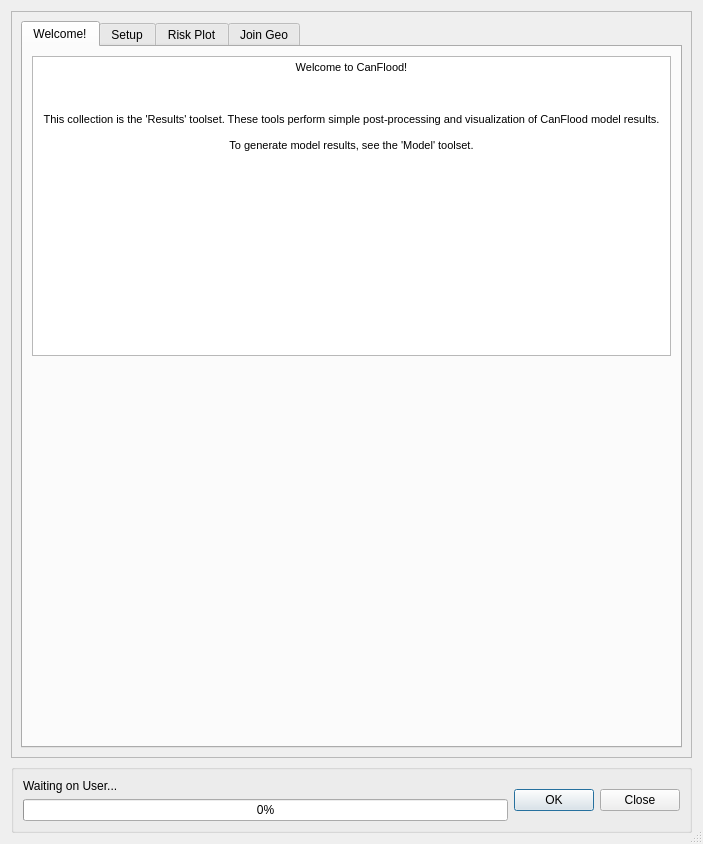
The window that canflood/results/results.ui (NRCan/CanFlood) describes before a commit, drawn with Qt 5.
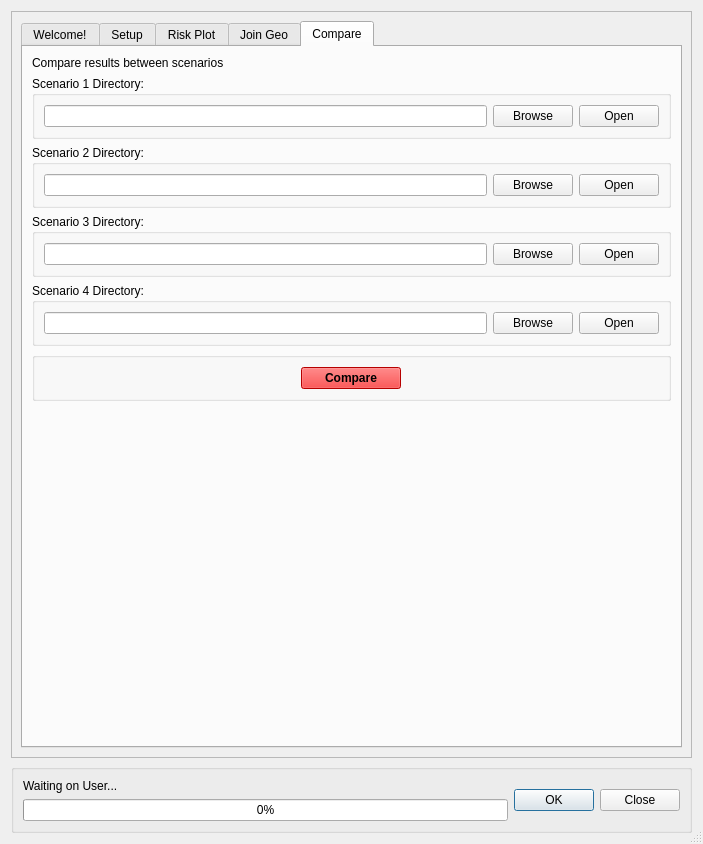
The same window after the commit. The open tabs and pages were chosen to show the change. Icons and pictures are not drawn. Custom widgets are drawn as their Qt base class.

Diff of the .ui file:
```diff
--- a/canflood/results/results.ui
+++ b/canflood/results/results.ui
@@ -1329,6 +1329,620 @@
            </item>
           </layout>
          </widget>
+         <widget class="QWidget" name="tab_Compare">
+          <attribute name="title">
+           <string>Compare</string>
+          </attribute>
+          <layout class="QVBoxLayout" name="verticalLayout_6">
+           <item>
+            <widget class="QLabel" name="label_7">
+             <property name="text">
+              <string>Compare results between scenarios</string>
+             </property>
+            </widget>
+           </item>
+           <item>
+            <widget class="QGroupBox" name="groupBox_Co_s1">
+             <property name="sizePolicy">
+              <sizepolicy hsizetype="Preferred" vsizetype="Fixed">
+               <horstretch>0</horstretch>
+               <verstretch>0</verstretch>
+              </sizepolicy>
+             </property>
+             <property name="title">
+              <string>Scenario 1 Directory:</string>
+             </property>
+             <layout class="QVBoxLayout" name="_4">
+              <item>
+               <layout class="QHBoxLayout" name="_9">
+                <item>
+                 <widget class="QLineEdit" name="lineEdit_C_dir"/>
+                </item>
+                <item>
+                 <widget class="QPushButton" name="pushButton_C_browse">
+                  <property name="text">
+                   <string>Browse</string>
+                  </property>
+                 </widget>
+                </item>
+                <item>
+                 <widget class="QPushButton" name="pushButton_C_open">
+                  <property name="text">
+                   <string>Open</string>
+                  </property>
+                 </widget>
+                </item>
+               </layout>
+              </item>
+             </layout>
+            </widget>
+           </item>
+           <item>
+            <widget class="QGroupBox" name="groupBox_Co_s1_2">
+             <property name="sizePolicy">
+              <sizepolicy hsizetype="Preferred" vsizetype="Fixed">
+               <horstretch>0</horstretch>
+               <verstretch>0</verstretch>
+              </sizepolicy>
+             </property>
+             <property name="title">
+              <string>Scenario 2 Directory:</string>
+             </property>
+             <layout class="QVBoxLayout" name="_5">
+              <item>
+               <layout class="QHBoxLayout" name="_10">
+                <item>
+                 <widget class="QLineEdit" name="lineEdit_C_dir_2"/>
+                </item>
+                <item>
+                 <widget class="QPushButton" name="pushButton_C_browse_2">
+                  <property name="text">
+                   <string>Browse</string>
+                  </property>
+                 </widget>
+                </item>
+                <item>
+                 <widget class="QPushButton" name="pushButton_C_open_2">
+                  <property name="text">
+                   <string>Open</string>
+                  </property>
+                 </widget>
+                </item>
+               </layout>
+              </item>
+             </layout>
+            </widget>
+           </item>
+           <item>
+            <widget class="QGroupBox" name="groupBox_Co_s1_3">
+             <property name="sizePolicy">
+              <sizepolicy hsizetype="Preferred" vsizetype="Fixed">
+               <horstretch>0</horstretch>
+               <verstretch>0</verstretch>
+              </sizepolicy>
+             </property>
+             <property name="title">
+              <string>Scenario 3 Directory:</string>
+             </property>
+             <layout class="QVBoxLayout" name="_11">
+              <item>
+               <layout class="QHBoxLayout" name="_12">
+                <item>
+                 <widget class="QLineEdit" name="lineEdit_C_dir_3"/>
+                </item>
+                <item>
+                 <widget class="QPushButton" name="pushButton_C_browse_3">
+                  <property name="text">
+                   <string>Browse</string>
+                  </property>
+                 </widget>
+                </item>
+                <item>
+                 <widget class="QPushButton" name="pushButton_C_open_3">
+                  <property name="text">
+                   <string>Open</string>
+                  </property>
+                 </widget>
+                </item>
+               </layout>
+              </item>
+             </layout>
+            </widget>
+           </item>
+           <item>
+            <widget class="QGroupBox" name="groupBox_Co_s1_4">
+             <property name="sizePolicy">
+              <sizepolicy hsizetype="Preferred" vsizetype="Fixed">
+               <horstretch>0</horstretch>
+               <verstretch>0</verstretch>
+              </sizepolicy>
+             </property>
+             <property name="title">
+              <string>Scenario 4 Directory:</string>
+             </property>
+             <layout class="QVBoxLayout" name="_13">
+              <item>
+               <layout class="QHBoxLayout" name="_14">
+                <item>
+                 <widget class="QLineEdit" name="lineEdit_C_dir_4"/>
+                </item>
+                <item>
+                 <widget class="QPushButton" name="pushButton_C_browse_4">
+                  <property name="text">
+                   <string>Browse</string>
+                  </property>
+                 </widget>
+                </item>
+                <item>
+                 <widget class="QPushButton" name="pushButton_C_open_4">
+                  <property name="text">
+                   <string>Open</string>
+                  </property>
+                 </widget>
+                </item>
+               </layout>
+              </item>
+             </layout>
+            </widget>
+           </item>
+           <item>
+            <widget class="QGroupBox" name="groupBox_8">
+             <property name="title">
+              <string/>
+             </property>
+             <layout class="QGridLayout" name="gridLayout_8">
+              <item row="0" column="0">
+               <widget class="QPushButton" name="pushButton_RP_plot_2">
+                <property name="maximumSize">
+                 <size>
+                  <width>100</width>
+                  <height>16777215</height>
+                 </size>
+                </property>
+                <property name="palette">
+                 <palette>
+                  <active>
+                   <colorrole role="WindowText">
+                    <brush brushstyle="SolidPattern">
+                     <color alpha="255">
+                      <red>0</red>
+                      <green>0</green>
+                      <blue>0</blue>
+                     </color>
+                    </brush>
+                   </colorrole>
+                   <colorrole role="Button">
+                    <brush brushstyle="SolidPattern">
+                     <color alpha="255">
+                      <red>255</red>
+                      <green>0</green>
+                      <blue>0</blue>
+                     </color>
+                    </brush>
+                   </colorrole>
+                   <colorrole role="Light">
+                    <brush brushstyle="SolidPattern">
+                     <color alpha="255">
+                      <red>255</red>
+                      <green>127</green>
+                      <blue>127</blue>
+                     </color>
+                    </brush>
+                   </colorrole>
+                   <colorrole role="Midlight">
+                    <brush brushstyle="SolidPattern">
+                     <color alpha="255">
+                      <red>255</red>
+                      <green>63</green>
+                      <blue>63</blue>
+                     </color>
+                    </brush>
+                   </colorrole>
+                   <colorrole role="Dark">
+                    <brush brushstyle="SolidPattern">
+                     <color alpha="255">
+                      <red>127</red>
+                      <green>0</green>
+                      <blue>0</blue>
+                     </color>
+                    </brush>
+                   </colorrole>
+                   <colorrole role="Mid">
+                    <brush brushstyle="SolidPattern">
+                     <color alpha="255">
+                      <red>170</red>
+                      <green>0</green>
+                      <blue>0</blue>
+                     </color>
+                    </brush>
+                   </colorrole>
+                   <colorrole role="Text">
+                    <brush brushstyle="SolidPattern">
+                     <color alpha="255">
+                      <red>0</red>
+                      <green>0</green>
+                      <blue>0</blue>
+                     </color>
+                    </brush>
+                   </colorrole>
+                   <colorrole role="BrightText">
+                    <brush brushstyle="SolidPattern">
+                     <color alpha="255">
+                      <red>255</red>
+                      <green>255</green>
+                      <blue>255</blue>
+                     </color>
+                    </brush>
+                   </colorrole>
+                   <colorrole role="ButtonText">
+                    <brush brushstyle="SolidPattern">
+                     <color alpha="255">
+                      <red>0</red>
+                      <green>0</green>
+                      <blue>0</blue>
+                     </color>
+                    </brush>
+                   </colorrole>
+                   <colorrole role="Base">
+                    <brush brushstyle="SolidPattern">
+                     <color alpha="255">
+                      <red>255</red>
+                      <green>255</green>
+                      <blue>255</blue>
+                     </color>
+                    </brush>
+                   </colorrole>
+                   <colorrole role="Window">
+                    <brush brushstyle="SolidPattern">
+                     <color alpha="255">
+                      <red>255</red>
+                      <green>0</green>
+                      <blue>0</blue>
+                     </color>
+                    </brush>
+                   </colorrole>
+                   <colorrole role="Shadow">
+                    <brush brushstyle="SolidPattern">
+                     <color alpha="255">
+                      <red>0</red>
+                      <green>0</green>
+                      <blue>0</blue>
+                     </color>
+                    </brush>
+                   </colorrole>
+                   <colorrole role="AlternateBase">
+                    <brush brushstyle="SolidPattern">
+                     <color alpha="255">
+                      <red>255</red>
+                      <green>127</green>
+                      <blue>127</blue>
+                     </color>
+                    </brush>
+                   </colorrole>
+                   <colorrole role="ToolTipBase">
+                    <brush brushstyle="SolidPattern">
+                     <color alpha="255">
+                      <red>255</red>
+                      <green>255</green>
+                      <blue>220</blue>
+                     </color>
+                    </brush>
+                   </colorrole>
+                   <colorrole role="ToolTipText">
+                    <brush brushstyle="SolidPattern">
+                     <color alpha="255">
+                      <red>0</red>
+                      <green>0</green>
+                      <blue>0</blue>
+                     </color>
+                    </brush>
+                   </colorrole>
+                  </active>
+                  <inactive>
+                   <colorrole role="WindowText">
+                    <brush brushstyle="SolidPattern">
+                     <color alpha="255">
+                      <red>0</red>
+                      <green>0</green>
+                      <blue>0</blue>
+                     </color>
+                    </brush>
+                   </colorrole>
+                   <colorrole role="Button">
+                    <brush brushstyle="SolidPattern">
+                     <color alpha="255">
+                      <red>255</red>
+                      <green>0</green>
+                      <blue>0</blue>
+                     </color>
+                    </brush>
+                   </colorrole>
+                   <colorrole role="Light">
+                    <brush brushstyle="SolidPattern">
+                     <color alpha="255">
+                      <red>255</red>
+                      <green>127</green>
+                      <blue>127</blue>
+                     </color>
+                    </brush>
+                   </colorrole>
+                   <colorrole role="Midlight">
+                    <brush brushstyle="SolidPattern">
+                     <color alpha="255">
+                      <red>255</red>
+                      <green>63</green>
+                      <blue>63</blue>
+                     </color>
+                    </brush>
+                   </colorrole>
+                   <colorrole role="Dark">
+                    <brush brushstyle="SolidPattern">
+                     <color alpha="255">
+                      <red>127</red>
+                      <green>0</green>
+                      <blue>0</blue>
+                     </color>
+                    </brush>
+                   </colorrole>
+                   <colorrole role="Mid">
+                    <brush brushstyle="SolidPattern">
+                     <color alpha="255">
+                      <red>170</red>
+                      <green>0</green>
+                      <blue>0</blue>
+                     </color>
+                    </brush>
+                   </colorrole>
+                   <colorrole role="Text">
+                    <brush brushstyle="SolidPattern">
+                     <color alpha="255">
+                      <red>0</red>
+                      <green>0</green>
+                      <blue>0</blue>
+                     </color>
+                    </brush>
+                   </colorrole>
+                   <colorrole role="BrightText">
+                    <brush brushstyle="SolidPattern">
+                     <color alpha="255">
+                      <red>255</red>
+                      <green>255</green>
+                      <blue>255</blue>
+                     </color>
+                    </brush>
+                   </colorrole>
+                   <colorrole role="ButtonText">
+                    <brush brushstyle="SolidPattern">
+                     <color alpha="255">
+                      <red>0</red>
+                      <green>0</green>
+                      <blue>0</blue>
+                     </color>
+                    </brush>
+                   </colorrole>
+                   <colorrole role="Base">
+                    <brush brushstyle="SolidPattern">
+                     <color alpha="255">
+                      <red>255</red>
+                      <green>255</green>
+                      <blue>255</blue>
+                     </color>
+                    </brush>
+                   </colorrole>
+                   <colorrole role="Window">
+                    <brush brushstyle="SolidPattern">
+                     <color alpha="255">
+                      <red>255</red>
+                      <green>0</green>
+                      <blue>0</blue>
+                     </color>
+                    </brush>
+                   </colorrole>
+                   <colorrole role="Shadow">
+                    <brush brushstyle="SolidPattern">
+                     <color alpha="255">
+                      <red>0</red>
+                      <green>0</green>
+                      <blue>0</blue>
+                     </color>
+                    </brush>
+                   </colorrole>
+                   <colorrole role="AlternateBase">
+                    <brush brushstyle="SolidPattern">
+                     <color alpha="255">
+                      <red>255</red>
+                      <green>127</green>
+                      <blue>127</blue>
+                     </color>
+                    </brush>
+                   </colorrole>
+                   <colorrole role="ToolTipBase">
+                    <brush brushstyle="SolidPattern">
+                     <color alpha="255">
+                      <red>255</red>
+                      <green>255</green>
+                      <blue>220</blue>
+                     </color>
+                    </brush>
+                   </colorrole>
+                   <colorrole role="ToolTipText">
+                    <brush brushstyle="SolidPattern">
+                     <color alpha="255">
+                      <red>0</red>
+                      <green>0</green>
+                      <blue>0</blue>
+                     </color>
+                    </brush>
+                   </colorrole>
+                  </inactive>
+                  <disabled>
+                   <colorrole role="WindowText">
+                    <brush brushstyle="SolidPattern">
+                     <color alpha="255">
+                      <red>127</red>
+                      <green>0</green>
+                      <blue>0</blue>
+                     </color>
+                    </brush>
+                   </colorrole>
+                   <colorrole role="Button">
+                    <brush brushstyle="SolidPattern">
+                     <color alpha="255">
+                      <red>255</red>
+                      <green>0</green>
+                      <blue>0</blue>
+                     </color>
+                    </brush>
+                   </colorrole>
+                   <colorrole role="Light">
+                    <brush brushstyle="SolidPattern">
+                     <color alpha="255">
+                      <red>255</red>
+                      <green>127</green>
+                      <blue>127</blue>
+                     </color>
+                    </brush>
+                   </colorrole>
+                   <colorrole role="Midlight">
+                    <brush brushstyle="SolidPattern">
+                     <color alpha="255">
+                      <red>255</red>
+                      <green>63</green>
+                      <blue>63</blue>
+                     </color>
+                    </brush>
+                   </colorrole>
+                   <colorrole role="Dark">
+                    <brush brushstyle="SolidPattern">
+                     <color alpha="255">
+                      <red>127</red>
+                      <green>0</green>
+                      <blue>0</blue>
+                     </color>
+                    </brush>
+                   </colorrole>
+                   <colorrole role="Mid">
+                    <brush brushstyle="SolidPattern">
+                     <color alpha="255">
+                      <red>170</red>
+                      <green>0</green>
+                      <blue>0</blue>
+                     </color>
+                    </brush>
+                   </colorrole>
+                   <colorrole role="Text">
+                    <brush brushstyle="SolidPattern">
+                     <color alpha="255">
+                      <red>127</red>
+                      <green>0</green>
+                      <blue>0</blue>
+                     </color>
+                    </brush>
+                   </colorrole>
+                   <colorrole role="BrightText">
+                    <brush brushstyle="SolidPattern">
+                     <color alpha="255">
+                      <red>255</red>
+                      <green>255</green>
+                      <blue>255</blue>
+                     </color>
+                    </brush>
+                   </colorrole>
+                   <colorrole role="ButtonText">
+                    <brush brushstyle="SolidPattern">
+                     <color alpha="255">
+                      <red>127</red>
+                      <green>0</green>
+                      <blue>0</blue>
+                     </color>
+                    </brush>
+                   </colorrole>
+                   <colorrole role="Base">
+                    <brush brushstyle="SolidPattern">
+                     <color alpha="255">
+                      <red>255</red>
+                      <green>0</green>
+                      <blue>0</blue>
+                     </color>
+                    </brush>
+                   </colorrole>
+                   <colorrole role="Window">
+                    <brush brushstyle="SolidPattern">
+                     <color alpha="255">
+                      <red>255</red>
+                      <green>0</green>
+                      <blue>0</blue>
+                     </color>
+                    </brush>
+                   </colorrole>
+                   <colorrole role="Shadow">
+                    <brush brushstyle="SolidPattern">
+                     <color alpha="255">
+                      <red>0</red>
+                      <green>0</green>
+                      <blue>0</blue>
+                     </color>
+                    </brush>
+                   </colorrole>
+                   <colorrole role="AlternateBase">
+                    <brush brushstyle="SolidPattern">
+                     <color alpha="255">
+                      <red>255</red>
+                      <green>0</green>
+                      <blue>0</blue>
+                     </color>
+                    </brush>
+                   </colorrole>
+                   <colorrole role="ToolTipBase">
+                    <brush brushstyle="SolidPattern">
+                     <color alpha="255">
+                      <red>255</red>
+                      <green>255</green>
+                      <blue>220</blue>
+                     </color>
+                    </brush>
+                   </colorrole>
+                   <colorrole role="ToolTipText">
+                    <brush brushstyle="SolidPattern">
+                     <color alpha="255">
+                      <red>0</red>
+                      <green>0</green>
+                      <blue>0</blue>
+                     </color>
+                    </brush>
+                   </colorrole>
+                  </disabled>
+                 </palette>
+                </property>
+                <property name="font">
+                 <font>
+                  <weight>75</weight>
+                  <bold>true</bold>
+                 </font>
+                </property>
+                <property name="text">
+                 <string>Compare</string>
+                </property>
+               </widget>
+              </item>
+             </layout>
+            </widget>
+           </item>
+           <item>
+            <spacer name="verticalSpacer_4">
+             <property name="orientation">
+              <enum>Qt::Vertical</enum>
+             </property>
+             <property name="sizeHint" stdset="0">
+              <size>
+               <width>20</width>
+               <height>40</height>
+              </size>
+             </property>
+            </spacer>
+           </item>
+          </layout>
+         </widget>
         </widget>
        </item>
       </layout>
```
